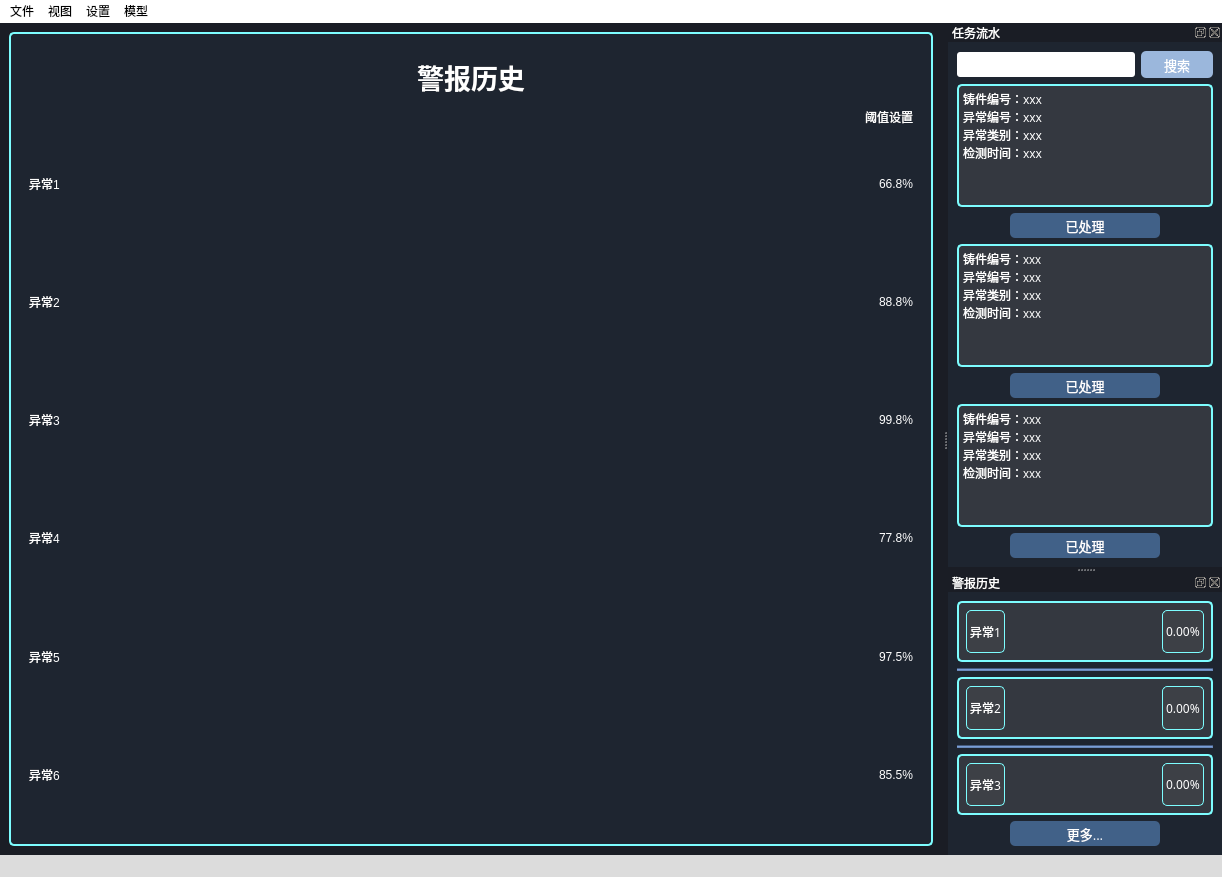
Before: the Qt Designer form last.ui in bwj124/UI, drawn with Qt 5.
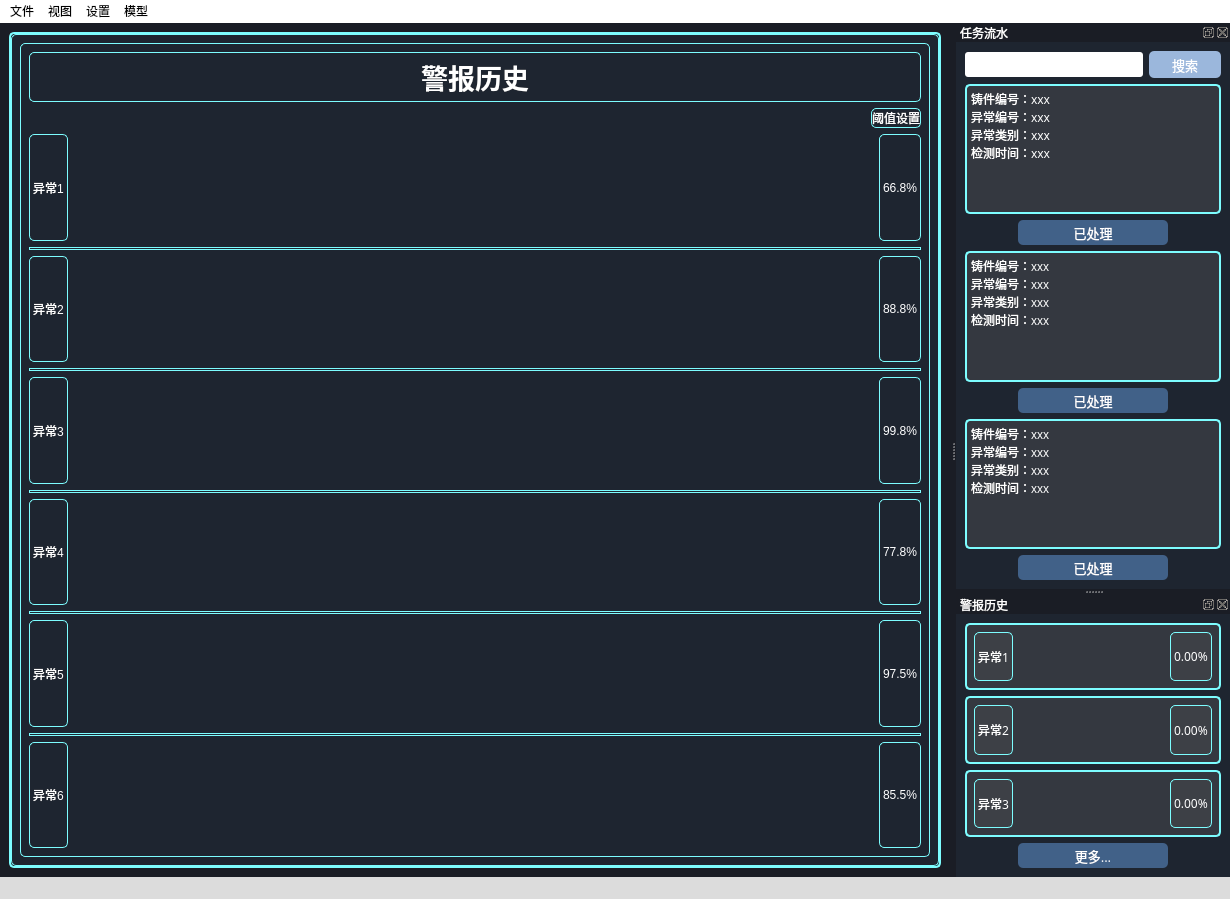
After: the same form once the commit is applied. The open tabs and pages were chosen to show the change.

Diff of the .ui file:
```diff
--- a/last.ui
+++ b/last.ui
@@ -6,8 +6,8 @@
    <rect>
     <x>0</x>
     <y>0</y>
-    <width>1222</width>
-    <height>877</height>
+    <width>1230</width>
+    <height>899</height>
    </rect>
   </property>
   <property name="windowTitle">
@@ -516,12 +516,15 @@
       </widget>
       <widget class="QWidget" name="page_2">
        <property name="styleSheet">
-        <string notr="true">border-color: rgb(129, 242, 255);
-border-width: 0px;border-radius:5px;</string>
+        <string notr="true">background-color: rgb(30, 37, 48);
+border-width: 1px;border-radius:5px;</string>
        </property>
        <layout class="QHBoxLayout" name="horizontalLayout_4">
         <item>
          <widget class="QWidget" name="widget_2" native="true">
+          <property name="styleSheet">
+           <string notr="true">background-color: rgb(30, 37, 48);</string>
+          </property>
           <layout class="QHBoxLayout" name="horizontalLayout_3">
            <item>
             <layout class="QVBoxLayout" name="verticalLayout_7" stretch="1,0,1,1,1,1,1,1,1,1,1,1,1">
@@ -1441,7 +1444,7 @@
     <rect>
      <x>0</x>
      <y>0</y>
-     <width>1222</width>
+     <width>1230</width>
      <height>21</height>
     </rect>
    </property>
@@ -1994,16 +1997,6 @@
        </layout>
       </widget>
      </item>
-     <item>
-      <widget class="Line" name="line">
-       <property name="styleSheet">
-        <string notr="true">background-color: rgb(105, 137, 187);</string>
-       </property>
-       <property name="orientation">
-        <enum>Qt::Horizontal</enum>
-       </property>
-      </widget>
-     </item>
      <item>
       <widget class="QWidget" name="widget_4" native="true">
        <property name="styleSheet">
@@ -2072,16 +2065,6 @@
        </layout>
       </widget>
      </item>
-     <item>
-      <widget class="Line" name="line_4">
-       <property name="styleSheet">
-        <string notr="true">background-color: rgb(105, 137, 187);</string>
-       </property>
-       <property name="orientation">
-        <enum>Qt::Horizontal</enum>
-       </property>
-      </widget>
-     </item>
      <item>
       <widget class="QWidget" name="widget_5" native="true">
        <property name="styleSheet">
```
Left out of the diff: 44 changed lines with no effect on the pictures.
